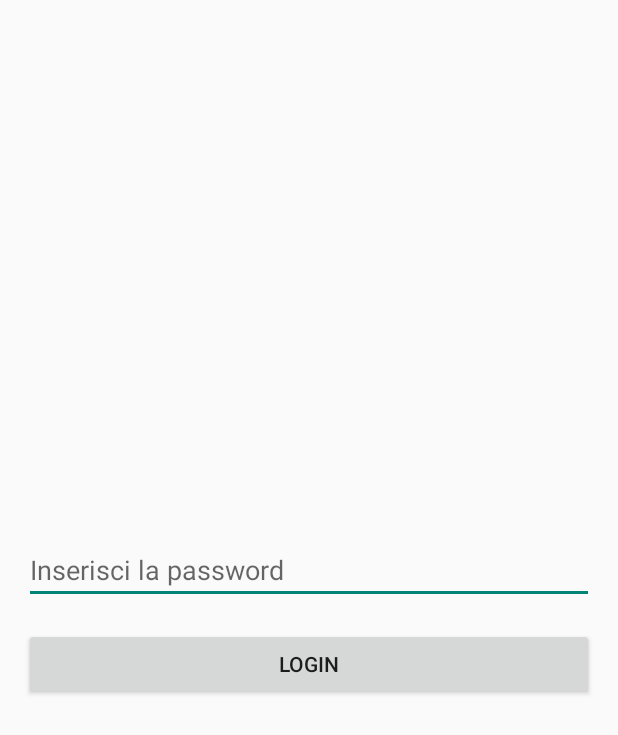
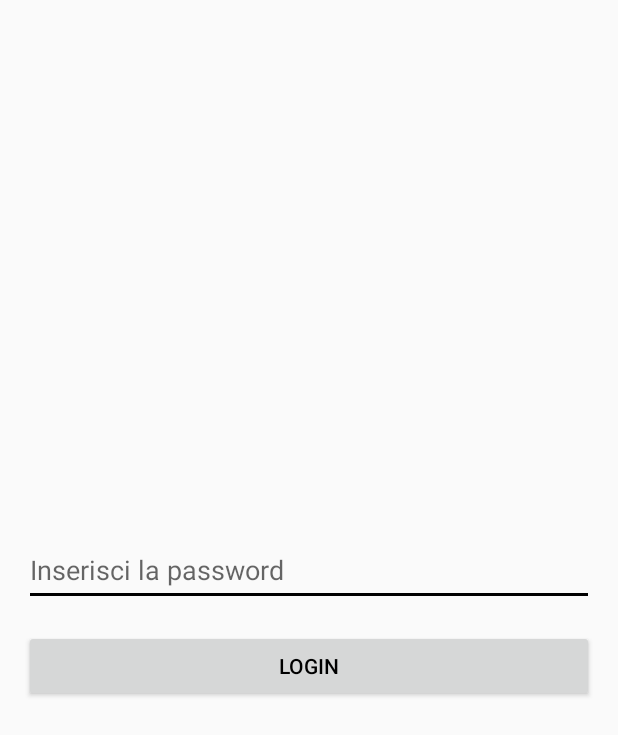
Before and after one commit to AngeloAntona/SecureNotes, an Android app: the screen it shows after launch (MainActivity), on a phone screen of 412 x 824 dp. Shown: the top 735 px of the screen. Run offline under Robolectric (Android 15) with nearby library versions, the phone set to English and light mode, and no system bars.

Commit message:
Mezza sistemazione temi

```diff
--- a/app/src/main/AndroidManifest.xml
+++ b/app/src/main/AndroidManifest.xml
@@ -9,11 +9,11 @@
         android:supportsRtl="true"
         android:theme="@style/Theme.SuperSecureNotes">
 
-        <!-- MainActivity -->
+        <!-- MainActivity con il tema dello SplashScreen -->
         <activity
             android:name=".MainActivity"
             android:exported="true"
-            android:theme="@style/Theme.AppCompat.DayNight.NoActionBar">
+            android:theme="@style/Theme.App.SplashScreen">
             <intent-filter>
                 <action android:name="android.intent.action.MAIN" />
                 <category android:name="android.intent.category.LAUNCHER" />
--- a/app/src/main/java/com/example/supersecurenotes/MainActivity.kt
+++ b/app/src/main/java/com/example/supersecurenotes/MainActivity.kt
@@ -14,10 +14,9 @@ class MainActivity : AppCompatActivity() {
     private val correctPassword = "0000"
 
     override fun onCreate(savedInstanceState: Bundle?) {
-        // Installa lo splash screen
-        installSplashScreen()
 
         super.onCreate(savedInstanceState)
+        installSplashScreen()
         setContentView(R.layout.activity_main)
 
         // Trova il campo di testo e il pulsante nel layout
--- a/app/src/main/res/layout/activity_main.xml
+++ b/app/src/main/res/layout/activity_main.xml
@@ -12,7 +12,8 @@
         android:layout_width="match_parent"
         android:layout_height="wrap_content"
         android:hint="Inserisci la password"
-        android:inputType="textPassword"/>
+        android:inputType="textPassword"
+        android:minHeight="48dp" />
 
     <!-- Pulsante di login -->
     <Button
--- a/app/src/main/res/layout/activity_notes.xml
+++ b/app/src/main/res/layout/activity_notes.xml
@@ -44,7 +44,7 @@
         android:layout_height="wrap_content"
         android:layout_alignParentBottom="true"
         android:layout_alignParentEnd="true"
-        android:text="Modify Password"
+        android:text="M"
         android:textSize="14sp"
         android:textColor="@android:color/white"
         android:backgroundTint="@color/black"
--- a/app/src/main/res/values-night/themes.xml
+++ b/app/src/main/res/values-night/themes.xml
@@ -1,17 +1,16 @@
-<resources xmlns:tools="http://schemas.android.com/tools">
-    <!-- Tema principale dell'app, compatibile con AppCompat -->
-    <style name="Theme.SuperSecureNotes" parent="Theme.AppCompat.Light.NoActionBar">
-        <!-- Personalizzazioni del tema -->
-        <item name="colorPrimary">@color/black</item>
-        <item name="colorPrimaryDark">@color/black</item>
-        <item name="colorAccent">@color/black</item>
-    </style>
+<resources>
+<!-- Tema per la modalità scura -->
+<style name="Theme.SuperSecureNotes.Night" parent="Theme.AppCompat.DayNight.NoActionBar">
+    <item name="colorPrimary">@color/primaryBackgroundColorNight</item>
+    <item name="android:textColor">@color/primaryTextColorNight</item>
+    <item name="colorPrimaryDark">@color/primaryBackgroundColorNight</item>
+    <item name="colorAccent">@color/white</item>
+</style>
 
     <!-- Tema dello SplashScreen -->
-    <style name="Theme.App.SplashScreen" parent="Theme.SplashScreen">
-        <item name="windowSplashScreenBackground">@color/white</item>
-        <item name="windowSplashScreenAnimatedIcon">@drawable/ic_launcher_foreground</item>
-        <!-- Tema che verrà applicato dopo lo splash screen -->
-        <item name="postSplashScreenTheme">@style/Theme.SuperSecureNotes</item>
-    </style>
+<style name="Theme.App.SplashScreen" parent="Theme.SplashScreen">
+<item name="windowSplashScreenBackground">@color/primaryBackgroundColorNight</item>
+<item name="windowSplashScreenAnimatedIcon">@drawable/securenotes_logo_black</item>
+<item name="postSplashScreenTheme">@style/Theme.SuperSecureNotes</item>
+</style>
 </resources>
--- a/app/src/main/res/values/colors.xml
+++ b/app/src/main/res/values/colors.xml
@@ -2,4 +2,11 @@
 <resources>
     <color name="black">#FF000000</color>
     <color name="white">#FFFFFFFF</color>
+<!-- Colori per la modalità chiara -->
+<color name="primaryTextColor">#000000</color> <!-- Testo scuro -->
+<color name="primaryBackgroundColor">#FFFFFF</color> <!-- Sfondo bianco -->
+
+<!-- Colori per la modalità scura -->
+<color name="primaryTextColorNight">#FFFFFF</color> <!-- Testo chiaro -->
+<color name="primaryBackgroundColorNight">#121212</color> <!-- Sfondo scuro -->
 </resources>
--- a/app/src/main/res/values/themes.xml
+++ b/app/src/main/res/values/themes.xml
@@ -1,17 +1,17 @@
 <resources xmlns:tools="http://schemas.android.com/tools">
-    <!-- Tema principale dell'app, compatibile con AppCompat -->
+    <!-- Tema principale in modalità chiara -->
     <style name="Theme.SuperSecureNotes" parent="Theme.AppCompat.Light.NoActionBar">
-        <!-- Personalizzazioni del tema -->
-        <item name="colorPrimary">@color/black</item>
-        <item name="colorPrimaryDark">@color/black</item>
+        <item name="colorPrimary">@color/primaryBackgroundColor</item>
+        <item name="android:textColor">@color/primaryTextColor</item>
+        <item name="colorPrimaryDark">@color/primaryBackgroundColor</item>
         <item name="colorAccent">@color/black</item>
     </style>
 
+
     <!-- Tema dello SplashScreen -->
     <style name="Theme.App.SplashScreen" parent="Theme.SplashScreen">
-        <item name="windowSplashScreenBackground">@color/white</item>
-        <item name="windowSplashScreenAnimatedIcon">@drawable/ic_launcher_foreground</item>
-        <!-- Tema che verrà applicato dopo lo splash screen -->
+        <item name="windowSplashScreenBackground">@color/primaryBackgroundColor</item>
+        <item name="windowSplashScreenAnimatedIcon">@drawable/securenotes_logo_white</item>
         <item name="postSplashScreenTheme">@style/Theme.SuperSecureNotes</item>
     </style>
 </resources>
```
